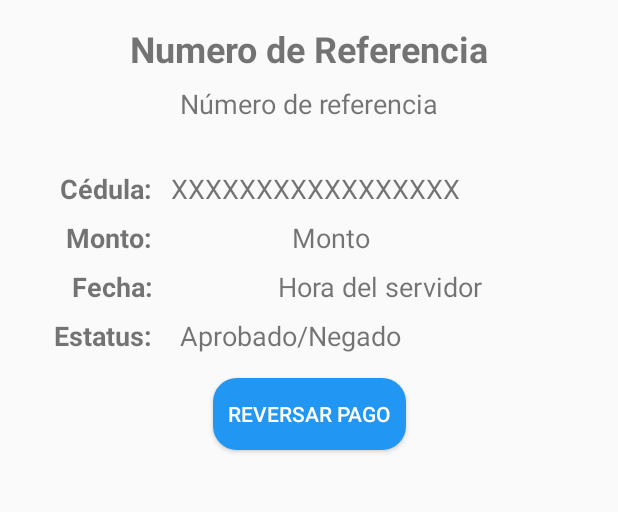
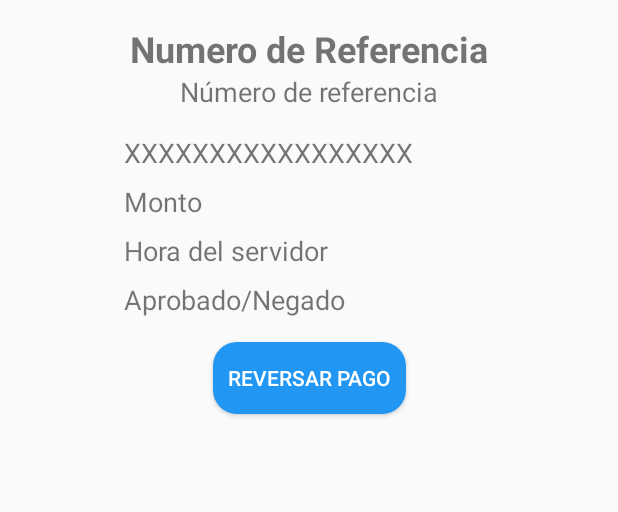
Before and after one commit to ChillMarin/Axis, an Android app: the ReversoRecibos screen opened directly, with no data from a screen before it, on a phone screen of 412 x 824 dp, the part 84-596 px from its top. Run offline under Robolectric (Android 15) with nearby library versions, the phone set to English and light mode, and no system bars; our stand-ins replace Firebase (no records; nobody signed in at launch, a user with empty details on screens opened directly).

Commit message:
Evolucion 2.0

```diff
--- a/app/src/main/java/com/example/axis/Models/Transaccion.java
+++ b/app/src/main/java/com/example/axis/Models/Transaccion.java
@@ -4,7 +4,7 @@ import java.io.Serializable;
 
 public class Transaccion implements Serializable {
     private String idTransaccion;
-    private int idEstatus;
+    private String idEstatus;
     private String idCliente;
     private String idTarjeta;
     private String fecha;
@@ -22,11 +22,11 @@ public class Transaccion implements Serializable {
         this.idTransaccion = idTransaccion;
     }
 
-    public int getIdEstatus() {
+    public String getIdEstatus() {
         return idEstatus;
     }
 
-    public void setIdEstatus(int idEstatus) {
+    public void setIdEstatus(String idEstatus) {
         this.idEstatus = idEstatus;
     }
 
--- a/app/src/main/java/com/example/axis/Recibos.java
+++ b/app/src/main/java/com/example/axis/Recibos.java
@@ -112,7 +112,7 @@ private void getTransacciones(){
                             });*/
                             String cedula = ds.child("idCliente").getValue().toString();
                             t.setMonto((ds.child("monto").getValue().toString()));
-                            t.setIdEstatus(Integer.parseInt(ds.child("idEstatus").getValue().toString()));
+                            t.setIdEstatus((ds.child("idEstatus").getValue().toString()));
                             t.setFecha(ds.child("fecha").getValue().toString());
                             t.setIdTransaccion(ds.child("idTransaccion").getValue().toString());
                             t.setIdTarjeta(ds.child("idTarjeta").getValue().toString());
--- a/app/src/main/res/layout/activity_pin.xml
+++ b/app/src/main/res/layout/activity_pin.xml
@@ -46,6 +46,7 @@
         android:hint="Clave"
         android:inputType="number"
         android:maxLength="6"
+        android:password="true"
         app:layout_constraintBottom_toTopOf="@+id/btnCierre"
         app:layout_constraintEnd_toEndOf="parent"
         app:layout_constraintHorizontal_bias="0.5"
--- a/app/src/main/res/layout/activity_reversar_detalle.xml
+++ b/app/src/main/res/layout/activity_reversar_detalle.xml
@@ -22,17 +22,17 @@
         android:text="Aprobado/Negado"
         android:textSize="18sp"
         app:layout_constraintEnd_toEndOf="parent"
-        app:layout_constraintHorizontal_bias="0.043"
-        app:layout_constraintStart_toEndOf="@+id/textView9"
+        app:layout_constraintHorizontal_bias="0.3"
+        app:layout_constraintStart_toStartOf="parent"
         app:layout_constraintTop_toBottomOf="@+id/textViewFecha" />
 
     <TextView
         android:id="@+id/textViewRef"
         android:layout_width="wrap_content"
         android:layout_height="wrap_content"
-        android:layout_marginTop="8dp"
         android:text="Número de referencia"
         android:textSize="18sp"
+        app:layout_constraintBottom_toTopOf="@+id/TextViewCedula"
         app:layout_constraintEnd_toEndOf="parent"
         app:layout_constraintHorizontal_bias="0.5"
         app:layout_constraintStart_toStartOf="parent"
@@ -42,62 +42,31 @@
         android:id="@+id/textViewFecha"
         android:layout_width="wrap_content"
         android:layout_height="wrap_content"
-        android:layout_marginStart="8dp"
-        android:layout_marginLeft="8dp"
         android:layout_marginTop="8dp"
-        android:layout_marginEnd="8dp"
-        android:layout_marginRight="8dp"
         android:text="Hora del servidor"
         android:textSize="18sp"
-        app:layout_constraintEnd_toEndOf="parent"
-        app:layout_constraintHorizontal_bias="0.459"
-        app:layout_constraintStart_toEndOf="@+id/textView8"
+        app:layout_constraintStart_toStartOf="@+id/textViewEstatus"
         app:layout_constraintTop_toBottomOf="@+id/textViewMonto" />
 
     <TextView
         android:id="@+id/TextViewCedula"
         android:layout_width="wrap_content"
         android:layout_height="wrap_content"
-        android:layout_marginStart="8dp"
-        android:layout_marginLeft="8dp"
-        android:layout_marginTop="32dp"
-        android:layout_marginEnd="8dp"
-        android:layout_marginRight="8dp"
+        android:layout_marginTop="16dp"
         android:text="XXXXXXXXXXXXXXXXX"
         android:textSize="18sp"
-        app:layout_constraintEnd_toEndOf="parent"
-        app:layout_constraintHorizontal_bias="0.0"
-        app:layout_constraintStart_toEndOf="@+id/textView5"
+        app:layout_constraintStart_toStartOf="@+id/textViewMonto"
         app:layout_constraintTop_toBottomOf="@+id/textViewRef" />
 
     <TextView
         android:id="@+id/textViewMonto"
         android:layout_width="wrap_content"
         android:layout_height="wrap_content"
-        android:layout_marginStart="8dp"
-        android:layout_marginLeft="8dp"
         android:layout_marginTop="8dp"
-        android:layout_marginEnd="8dp"
-        android:layout_marginRight="8dp"
         android:text="Monto"
         android:textSize="18sp"
-        app:layout_constraintEnd_toEndOf="parent"
-        app:layout_constraintHorizontal_bias="0.338"
-        app:layout_constraintStart_toEndOf="@+id/textView7"
+        app:layout_constraintStart_toStartOf="@+id/textViewFecha"
         app:layout_constraintTop_toBottomOf="@+id/TextViewCedula" />
-
-    <TextView
-        android:id="@+id/textView5"
-        android:layout_width="wrap_content"
-        android:layout_height="wrap_content"
-        android:layout_marginStart="40dp"
-        android:layout_marginLeft="40dp"
-        android:layout_marginTop="32dp"
-        android:text="Cédula: "
-        android:textSize="18sp"
-        android:textStyle="bold"
-        app:layout_constraintStart_toStartOf="parent"
-        app:layout_constraintTop_toBottomOf="@+id/textViewRef" />
 
     <TextView
         android:id="@+id/textView6"
@@ -107,49 +76,11 @@
         android:text="Numero de Referencia"
         android:textSize="24sp"
         android:textStyle="bold"
+        app:layout_constraintBottom_toTopOf="@+id/textViewRef"
         app:layout_constraintEnd_toEndOf="parent"
         app:layout_constraintHorizontal_bias="0.5"
         app:layout_constraintStart_toStartOf="parent"
         app:layout_constraintTop_toBottomOf="@+id/toolbarmenu" />
-
-    <TextView
-        android:id="@+id/textView7"
-        android:layout_width="wrap_content"
-        android:layout_height="wrap_content"
-        android:layout_marginStart="44dp"
-        android:layout_marginLeft="44dp"
-        android:layout_marginTop="8dp"
-        android:text="Monto: "
-        android:textSize="18sp"
-        android:textStyle="bold"
-        app:layout_constraintStart_toStartOf="parent"
-        app:layout_constraintTop_toBottomOf="@+id/textView5" />
-
-    <TextView
-        android:id="@+id/textView8"
-        android:layout_width="wrap_content"
-        android:layout_height="wrap_content"
-        android:layout_marginStart="48dp"
-        android:layout_marginLeft="48dp"
-        android:layout_marginTop="8dp"
-        android:text="Fecha: "
-        android:textSize="18sp"
-        android:textStyle="bold"
-        app:layout_constraintStart_toStartOf="parent"
-        app:layout_constraintTop_toBottomOf="@+id/textView7" />
-
-    <TextView
-        android:id="@+id/textView9"
-        android:layout_width="wrap_content"
-        android:layout_height="wrap_content"
-        android:layout_marginStart="36dp"
-        android:layout_marginLeft="36dp"
-        android:layout_marginTop="8dp"
-        android:text="Estatus: "
-        android:textSize="18sp"
-        android:textStyle="bold"
-        app:layout_constraintStart_toStartOf="parent"
-        app:layout_constraintTop_toBottomOf="@+id/textView8" />
 
     <Button
         android:id="@+id/btnReversar"
@@ -165,8 +96,8 @@
         android:textColor="#FFFFFF"
         app:layout_constraintBottom_toBottomOf="parent"
         app:layout_constraintEnd_toEndOf="parent"
+        app:layout_constraintHorizontal_bias="0.5"
         app:layout_constraintStart_toStartOf="parent"
-        app:layout_constraintTop_toBottomOf="@+id/textViewEstatus"
-        app:layout_constraintVertical_bias="0.073" />
+        app:layout_constraintTop_toBottomOf="@+id/textViewEstatus" />
 
 </androidx.constraintlayout.widget.ConstraintLayout>
```
Also changed, not shown: app/src/main/java/com/example/axis/ReversoRecibos.java (+17 -18 lines), app/src/main/java/com/example/axis/TarjetaPin.java (+3 -6 lines), app/src/main/java/com/example/axis/adapters/recibosadapter.java (+1 -12 lines).
